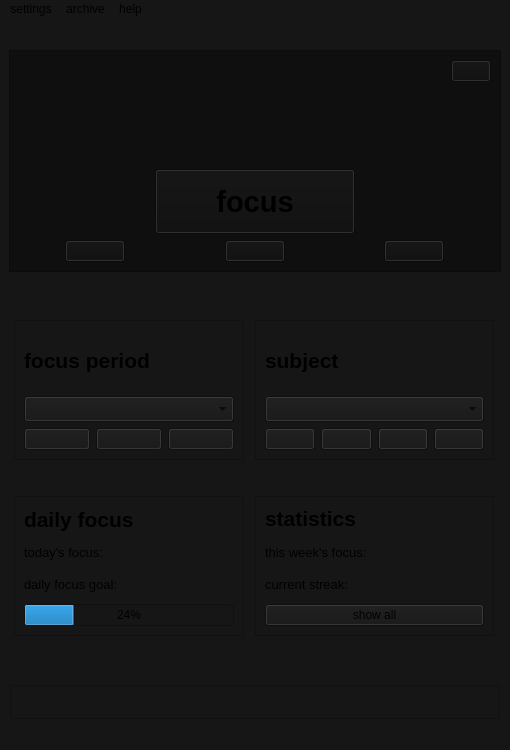
Old version of the form ui/mainwindow.ui in the repository dop14/monkmode.
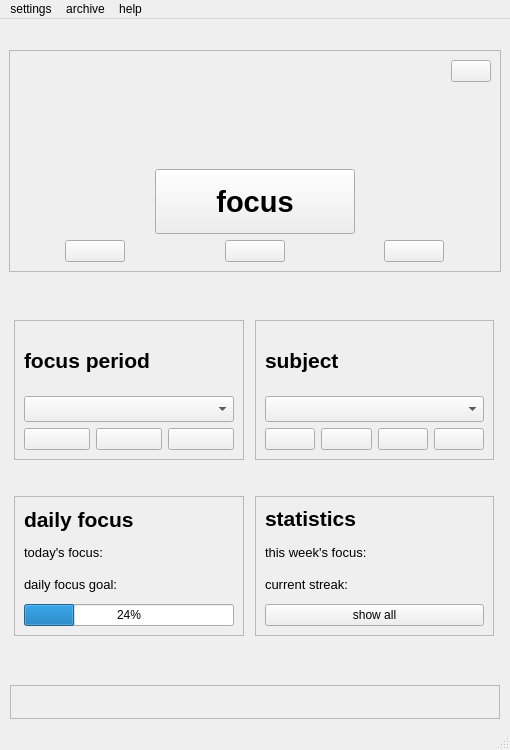
New version of the form. Icons and pictures are not drawn.

What changed in the file:
```diff
--- a/ui/mainwindow.ui
+++ b/ui/mainwindow.ui
@@ -38,9 +38,12 @@
    <bool>false</bool>
   </property>
   <property name="styleSheet">
-   <string notr="true">background-color:#161616;</string>
+   <string notr="true"/>
   </property>
   <widget class="QWidget" name="mainLayout">
+   <property name="styleSheet">
+    <string notr="true"/>
+   </property>
    <layout class="QVBoxLayout" name="verticalLayout_10">
     <item>
      <layout class="QVBoxLayout" name="verticalLayout_6">
@@ -59,7 +62,7 @@
          </size>
         </property>
         <property name="styleSheet">
-         <string notr="true">background-color:#0F0F0F;</string>
+         <string notr="true"/>
         </property>
         <property name="frameShape">
          <enum>QFrame::Shape::StyledPanel</enum>
@@ -98,9 +101,6 @@
              <bold>false</bold>
             </font>
            </property>
-           <property name="styleSheet">
-            <string notr="true">background-color:#0F0F0F;</string>
-           </property>
            <property name="text">
             <string/>
            </property>
@@ -693,6 +693,9 @@
         <height>0</height>
        </size>
       </property>
+      <property name="styleSheet">
+       <string notr="true"/>
+      </property>
       <property name="frameShape">
        <enum>QFrame::Shape::StyledPanel</enum>
       </property>
```
Left out of the diff: 53 changed lines with no effect on the pictures.
